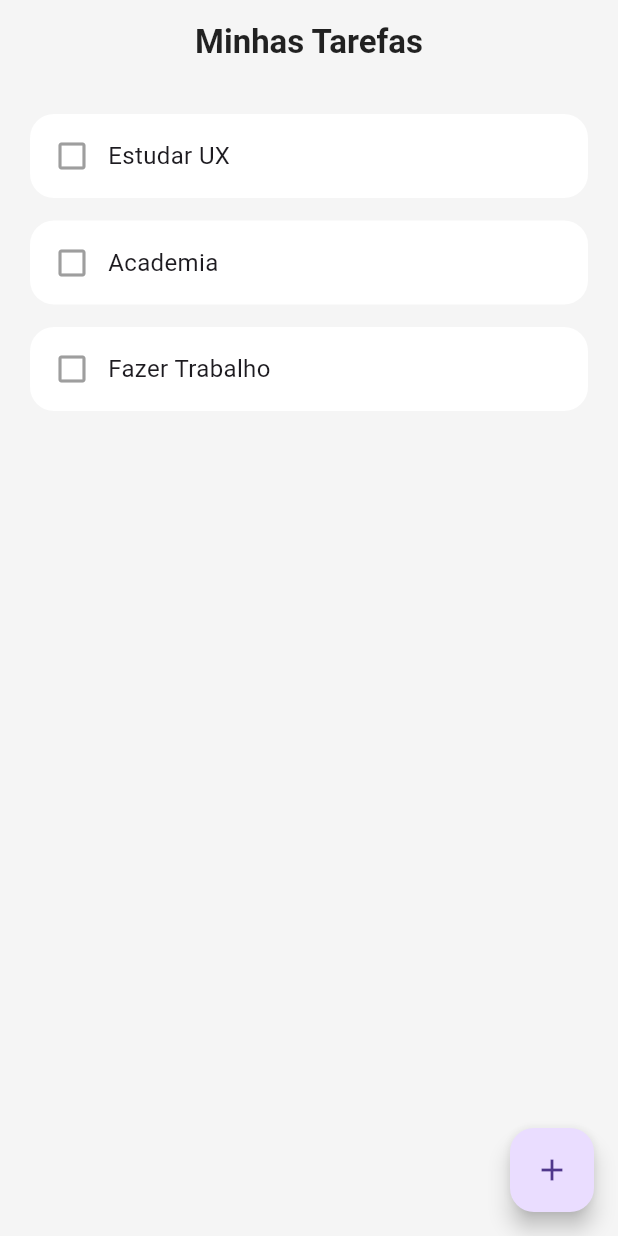
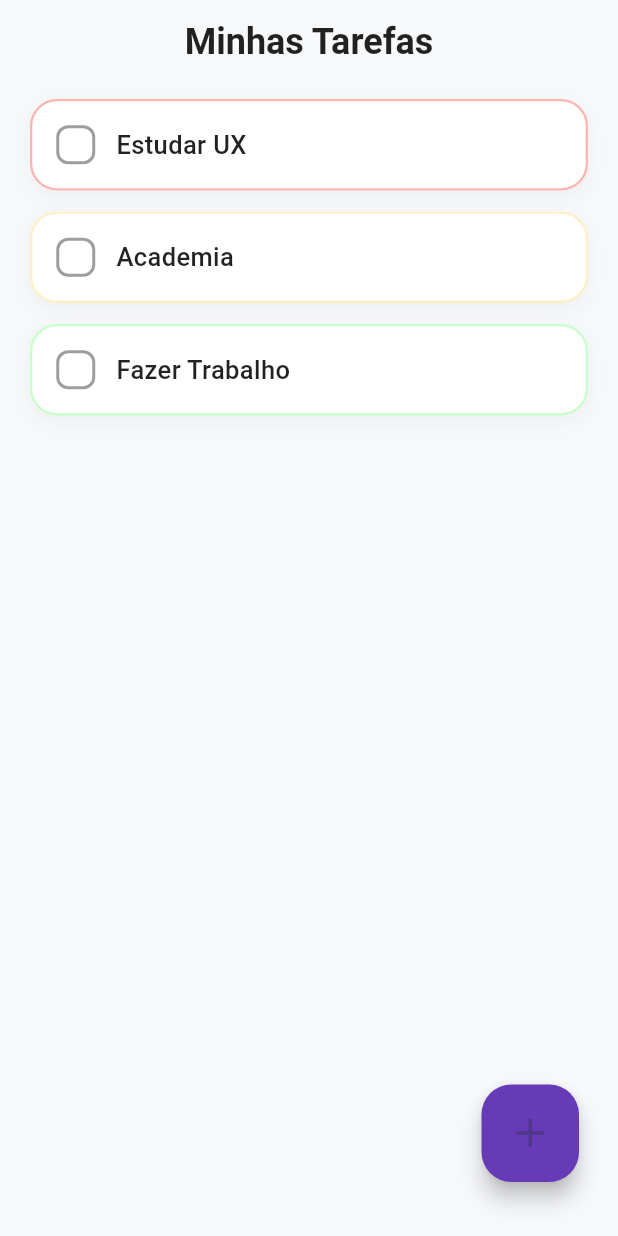
Before and after one commit to codebylari/taskmaster_app, a Flutter app: the screen it shows after launch, on a phone screen of 412 x 824 dp. Run offline on Flutter 3.47's test engine with Material 3 defaults, Android fonts, the phone set to English and light mode, and no system bars.

Commit message:
funcao excluir e editar ok

```diff
--- a/lib/screens/detalhes_tarefa_page.dart
+++ b/lib/screens/detalhes_tarefa_page.dart
@@ -67,7 +67,7 @@ class DetalhesTarefaPage extends StatelessWidget {
                   Row(
                     mainAxisAlignment: MainAxisAlignment.spaceEvenly,
                     children: [
-                      // ✏️ EDITAR
+                      // ✏️ EDITAR (CORRIGIDO)
                       _Botao("Editar", Colors.blue, () async {
                         final resultado = await Navigator.push(
                           context,
@@ -78,11 +78,11 @@ class DetalhesTarefaPage extends StatelessWidget {
                         );
 
                         if (resultado != null) {
-                          tarefa["nome"] = resultado["nome"];
+                          Navigator.pop(context, resultado); // 👈 ESSA LINHA RESOLVE TUDO
                         }
                       }),
 
-                      // 🗑️ EXCLUIR
+                      // 🗑️ EXCLUIR (já correto)
                       _Botao("Excluir", Colors.red, () async {
                         final confirmar = await showDialog(
                           context: context,
@@ -101,7 +101,7 @@ class DetalhesTarefaPage extends StatelessWidget {
 
             const SizedBox(height: 30),
 
-            // 🚀 BOTÃO FOCO
+            // 🚀 FOCO
             Center(
               child: GestureDetector(
                 onTap: () {
@@ -120,12 +120,6 @@ class DetalhesTarefaPage extends StatelessWidget {
                       colors: [Color(0xFF7F00FF), Color(0xFFE100FF)],
                     ),
                     borderRadius: BorderRadius.circular(30),
-                    boxShadow: [
-                      BoxShadow(
-                        color: Colors.purple.withOpacity(0.4),
-                        blurRadius: 12,
-                      ),
-                    ],
                   ),
                   child: const Row(
                     mainAxisSize: MainAxisSize.min,
--- a/lib/screens/editar_tarefa_page.dart
+++ b/lib/screens/editar_tarefa_page.dart
@@ -29,21 +29,10 @@ class _EditarTarefaPageState extends State<EditarTarefaPage> {
   void salvar() {
     if (nomeController.text.isEmpty) return;
 
-    // 💚 feedback
-    ScaffoldMessenger.of(context).showSnackBar(
-      const SnackBar(
-        content: Text("Tarefa editada com sucesso!"),
-        backgroundColor: Colors.green,
-        duration: Duration(milliseconds: 600),
-      ),
-    );
-
-    Future.delayed(const Duration(milliseconds: 600), () {
-      Navigator.pop(context, {
-        "nome": nomeController.text,
-        "data": dataController.text,
-        "observacao": obsController.text,
-      });
+    Navigator.pop(context, {
+      "nome": nomeController.text,
+      "data": dataController.text,
+      "observacao": obsController.text,
     });
   }
 
@@ -70,7 +59,6 @@ class _EditarTarefaPageState extends State<EditarTarefaPage> {
           child: Column(
             mainAxisSize: MainAxisSize.min,
             children: [
-              // 🔙 HEADER
               Row(
                 children: [
                   IconButton(
--- a/lib/screens/home_page.dart
+++ b/lib/screens/home_page.dart
@@ -14,12 +14,12 @@ class _HomePageState extends State<HomePage> {
     {"nome": "Estudar UX", "cor": Colors.red, "concluida": false},
     {
       "nome": "Academia",
-      "cor": Color.fromARGB(255, 255, 218, 108),
+      "cor": Color(0xFFFFD86C),
       "concluida": false
     },
     {
       "nome": "Fazer Trabalho",
-      "cor": Color.fromARGB(255, 112, 255, 117),
+      "cor": Color(0xFF70FF75),
       "concluida": false
     },
   ];
@@ -27,7 +27,7 @@ class _HomePageState extends State<HomePage> {
   @override
   Widget build(BuildContext context) {
     return Scaffold(
-      backgroundColor: const Color(0xFFF5F5F5),
+      backgroundColor: const Color(0xFFF7F8FA),
 
       appBar: AppBar(
         backgroundColor: Colors.transparent,
@@ -37,14 +37,14 @@ class _HomePageState extends State<HomePage> {
           "Minhas Tarefas",
           style: TextStyle(
             color: Colors.black87,
-            fontSize: 22,
-            fontWeight: FontWeight.w600,
+            fontSize: 24,
+            fontWeight: FontWeight.bold,
           ),
         ),
       ),
 
       body: ListView.builder(
-        padding: const EdgeInsets.all(20),
+        padding: const EdgeInsets.fromLTRB(20, 10, 20, 100),
         itemCount: tarefas.length,
         itemBuilder: (context, index) {
           final tarefa = tarefas[index];
@@ -52,14 +52,28 @@ class _HomePageState extends State<HomePage> {
         },
       ),
 
-      floatingActionButton: FloatingActionButton(
+      floatingActionButtonLocation: FloatingActionButtonLocation.endFloat,
+
+      floatingActionButton: Padding(
+        padding: const EdgeInsets.only(bottom: 20, right: 10),
+        child: SizedBox(
+          width: 65,
+          height: 65,
+          child: FloatingActionButton(
+            backgroundColor: Colors.deepPurple,
+            elevation: 6,
+            shape: RoundedRectangleBorder(
+              borderRadius: BorderRadius.circular(20),
+            ),
             onPressed: () {
               Navigator.push(
                 context,
                 MaterialPageRoute(builder: (_) => NovaTarefaPage()),
               );
             },
-        child: const Icon(Icons.add),
+            child: const Icon(Icons.add, size: 32),
+          ),
+        ),
       ),
     );
   }
@@ -80,22 +94,15 @@ class _HomePageState extends State<HomePage> {
           ),
         );
 
-        // ✅ CONCLUIR
         if (resultado == true) {
           setState(() {
             tarefas[index]["concluida"] = true;
           });
-        }
-
-        // 🗑️ EXCLUIR
-        else if (resultado == "excluir") {
+        } else if (resultado == "excluir") {
           setState(() {
             tarefas.removeAt(index);
           });
-        }
-
-        // ✏️ EDITAR
-        else if (resultado is Map) {
+        } else if (resultado is Map) {
           setState(() {
             tarefas[index]["nome"] = resultado["nome"];
             tarefas[index]["data"] = resultado["data"];
@@ -104,16 +111,28 @@ class _HomePageState extends State<HomePage> {
         }
       },
 
-      child: Container(
-        margin: const EdgeInsets.only(bottom: 15),
+      child: AnimatedContainer(
+        duration: const Duration(milliseconds: 200),
+        margin: const EdgeInsets.only(bottom: 14),
         padding: const EdgeInsets.all(16),
         decoration: BoxDecoration(
           color: Colors.white,
-          borderRadius: BorderRadius.circular(16),
+          borderRadius: BorderRadius.circular(18),
+          border: Border.all(
+            color: tarefa["cor"].withOpacity(0.4),
+            width: 1.5,
           ),
+          boxShadow: [
+            BoxShadow(
+              color: Colors.black.withOpacity(0.04),
+              blurRadius: 10,
+              offset: const Offset(0, 4),
+            ),
+          ],
+        ),
+
         child: Row(
           children: [
-            // ✅ CHECKBOX CLICÁVEL
             GestureDetector(
               onTap: () {
                 setState(() {
@@ -121,21 +140,33 @@ class _HomePageState extends State<HomePage> {
                       !tarefas[index]["concluida"];
                 });
               },
-              child: Icon(
-                concluida
-                    ? Icons.check_box
-                    : Icons.check_box_outline_blank,
+              child: AnimatedContainer(
+                duration: const Duration(milliseconds: 200),
+                width: 26,
+                height: 26,
+                decoration: BoxDecoration(
+                  color: concluida ? Colors.green : Colors.transparent,
+                  borderRadius: BorderRadius.circular(8),
+                  border: Border.all(
                     color: concluida ? Colors.green : Colors.grey,
+                    width: 2,
+                  ),
+                ),
+                child: concluida
+                    ? const Icon(Icons.check, size: 18, color: Colors.white)
+                    : null,
               ),
             ),
 
-            const SizedBox(width: 12),
+            const SizedBox(width: 14),
 
             Expanded(
               child: Text(
                 tarefa["nome"],
                 style: TextStyle(
-                  fontSize: 16,
+                  fontSize: 17,
+                  fontWeight: FontWeight.w500,
+                  color: Colors.black87,
                   decoration: concluida
                       ? TextDecoration.lineThrough
                       : TextDecoration.none,
```
Lines whose indentation alone changed are shown as unchanged.
